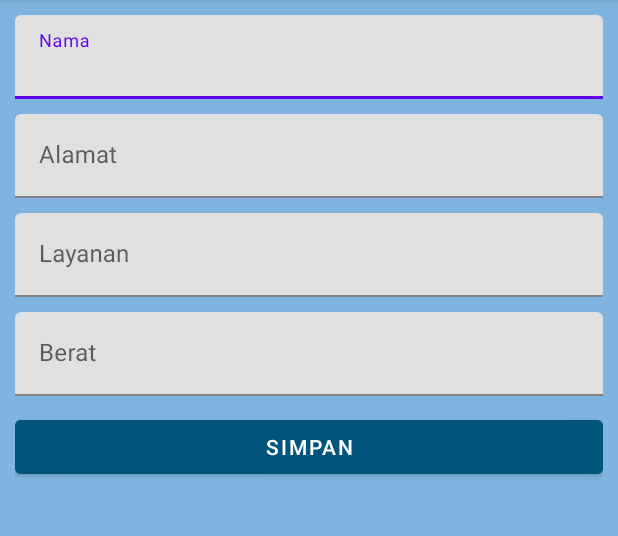
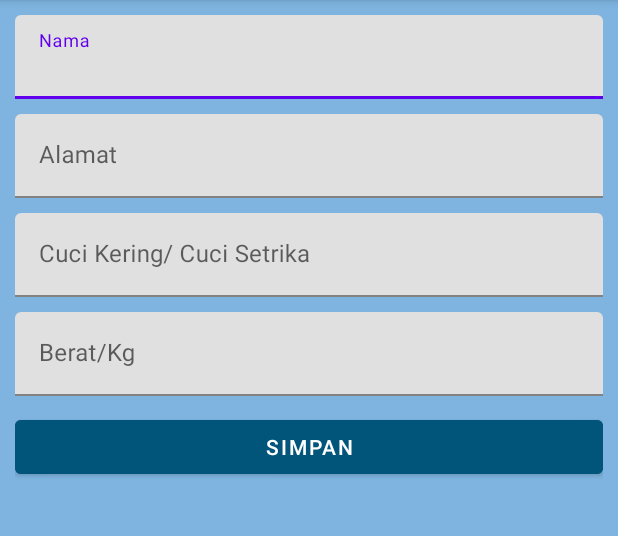
Before and after one commit to MahsaRahima/PPB_ProyekAkhir, an Android app: the TambahActivity screen opened directly, with no data from a screen before it, on a phone screen of 412 x 824 dp, the part 84-620 px from its top. Run offline under Robolectric (Android 15) with nearby library versions, the phone set to English and light mode, and no system bars; our stand-ins replace Room's generated code.

Commit message:
Menambah detail

```diff
--- a/app/src/main/res/layout/activity_tambah.xml
+++ b/app/src/main/res/layout/activity_tambah.xml
@@ -45,7 +45,7 @@
                 android:layout_width="match_parent"
                 android:layout_height="wrap_content"
                 android:inputType="text"
-                android:hint="Layanan"
+                android:hint="Cuci Kering/ Cuci Setrika"
                 android:autofillHints=""/>
         </com.google.android.material.textfield.TextInputLayout>
         <com.google.android.material.textfield.TextInputLayout
@@ -57,7 +57,7 @@
                 android:layout_width="match_parent"
                 android:layout_height="wrap_content"
                 android:inputType="text"
-                android:hint="Berat"
+                android:hint="Berat/Kg"
                 android:autofillHints=""/>
         </com.google.android.material.textfield.TextInputLayout>
         <Button
```
